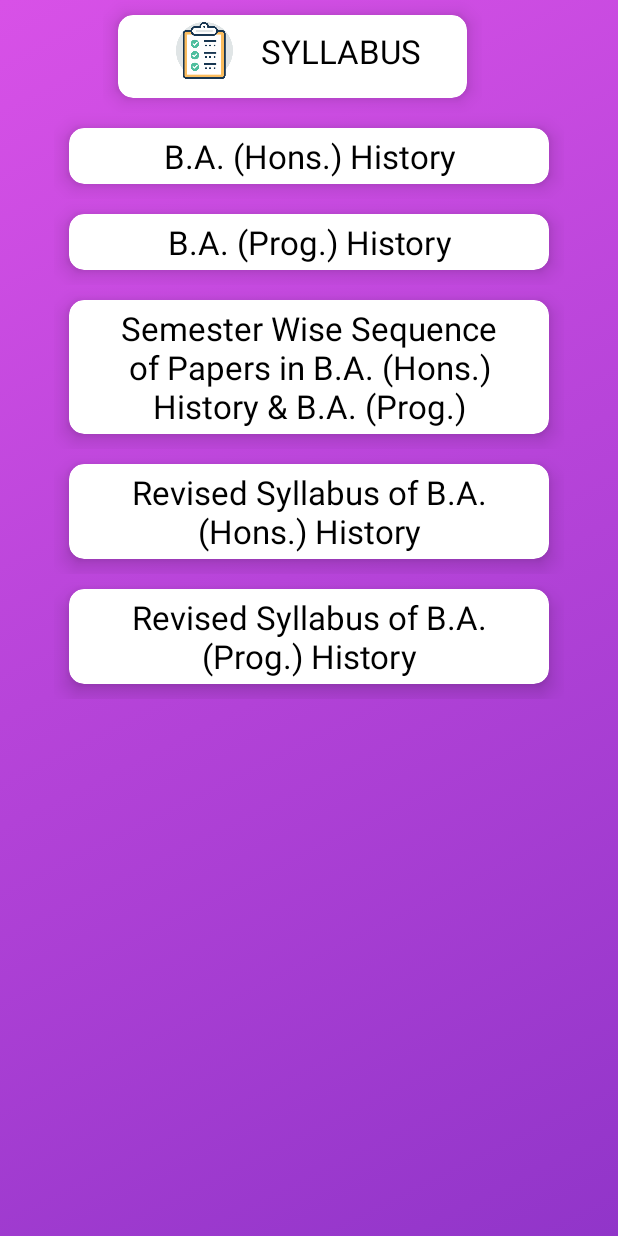
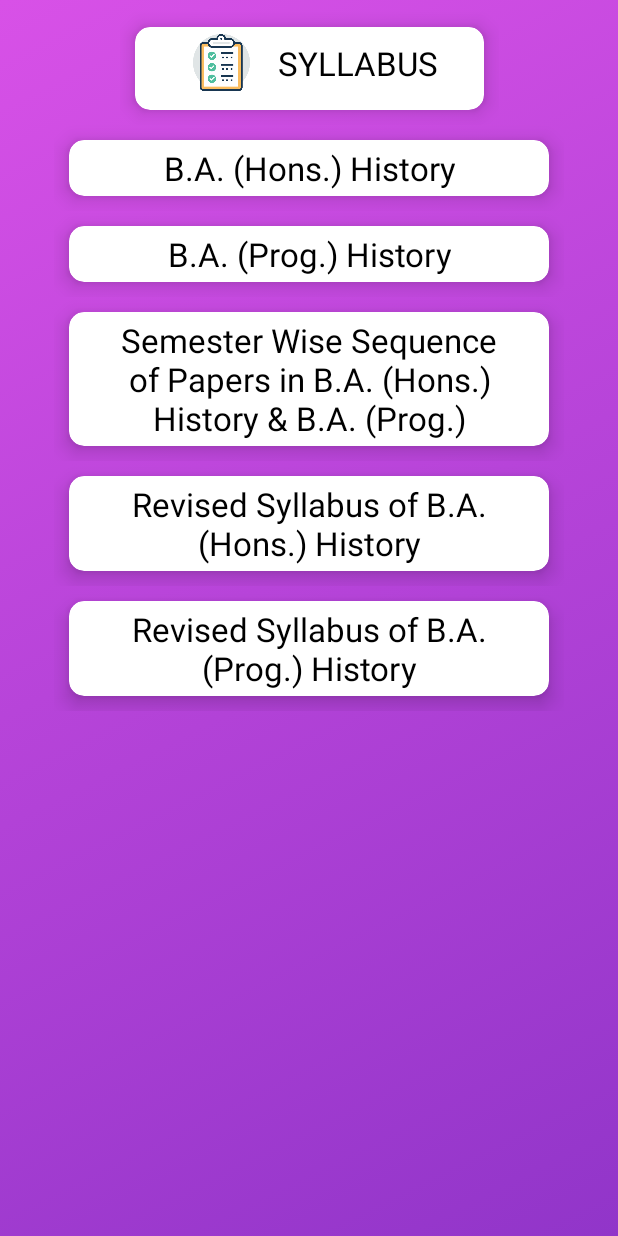
Before and after one commit to nayanjai2002/DUHelper, an Android app: the UG_SYL_LINKS screen opened directly, with no data from a screen before it, on a phone screen of 412 x 824 dp. Run offline under Robolectric (Android 15) with nearby library versions, the phone set to English and light mode, and no system bars.

Commit message:
second Commit

```diff
--- a/app/build.gradle
+++ b/app/build.gradle
@@ -32,6 +32,7 @@ dependencies {
     implementation 'androidx.appcompat:appcompat:1.3.1'
     implementation 'com.google.android.material:material:1.4.0'
     implementation 'androidx.constraintlayout:constraintlayout:2.1.0'
+    implementation "androidx.browser:browser:1.3.0"
     testImplementation 'junit:junit:4.13.2'
     androidTestImplementation 'androidx.test.ext:junit:1.1.3'
     androidTestImplementation 'androidx.test.espresso:espresso-core:3.4.0'
--- a/app/src/main/java/com/nayanjai/duhelper/CustomAdapter/CustomAdapter.java
+++ b/app/src/main/java/com/nayanjai/duhelper/CustomAdapter/CustomAdapterLinks.java
@@ -5,22 +5,22 @@ import android.content.Intent;
 import android.view.LayoutInflater;
 import android.view.View;
 import android.view.ViewGroup;
-import android.widget.LinearLayout;
 import android.widget.TextView;
 
 import androidx.annotation.NonNull;
+import androidx.cardview.widget.CardView;
 import androidx.recyclerview.widget.RecyclerView;
 
 import com.nayanjai.duhelper.FullView;
 import com.nayanjai.duhelper.R;
 
-public class CustomAdapter extends RecyclerView.Adapter<CustomAdapter.CustomHolder> {
+public class CustomAdapterLinks extends RecyclerView.Adapter<CustomAdapterLinks.CustomHolder> {
 
     Context context;
     String[] title;
     String[] urlLink;
 
-    public CustomAdapter(Context context, String[] title,String[] urlLink) {
+    public CustomAdapterLinks(Context context, String[] title, String[] urlLink) {
         this.context = context;
         this.title = title;
         this.urlLink = urlLink;
@@ -41,7 +41,7 @@ public class CustomAdapter extends RecyclerView.Adapter<CustomAdapter.CustomHold
 
         customHolder.textView.setText(title1);
 
-          customHolder.linearLayout.setOnClickListener ( new View.OnClickListener () {
+          customHolder.cardView.setOnClickListener ( new View.OnClickListener () {
            @Override
             public void onClick(View v) {
 
@@ -62,11 +62,12 @@ public class CustomAdapter extends RecyclerView.Adapter<CustomAdapter.CustomHold
     static class CustomHolder extends RecyclerView.ViewHolder {
 
         TextView textView;
-        LinearLayout linearLayout;
+
+        CardView cardView;
         public CustomHolder(@NonNull View itemView) {
             super(itemView);
 
-            linearLayout = (LinearLayout) itemView.findViewById(R.id.syl_link_linearlayout);
+            cardView = (CardView) itemView.findViewById(R.id.ug_content_cardview);
             textView = (TextView) itemView.findViewById(R.id.title_links_body);
         }
     }
--- a/app/src/main/java/com/nayanjai/duhelper/SYLLABUS/SyllabusActivity.java
+++ b/app/src/main/java/com/nayanjai/duhelper/SYLLABUS/SyllabusActivity.java
@@ -4,7 +4,8 @@ import androidx.appcompat.app.AppCompatActivity;
 import androidx.cardview.widget.CardView;
 
 import com.nayanjai.duhelper.R;
-import com.nayanjai.duhelper.SYLLABUS.UG.UG_Paper_Syl_LINKS_Activity;
+import com.nayanjai.duhelper.SYLLABUS.UG.UG_SYL_COURSE;
+import com.nayanjai.duhelper.SYLLABUS.UG.UG_SYL_LINKS;
 
 import android.content.Intent;
 import android.os.Bundle;
@@ -30,7 +31,7 @@ public class SyllabusActivity extends AppCompatActivity {
         ugCV.setOnClickListener(new View.OnClickListener() {
             @Override
             public void onClick(View v) {
-                Intent intent = new Intent(getApplicationContext(),UG_Paper_Syl_LINKS_Activity.class);
+                Intent intent = new Intent(getApplicationContext(), UG_SYL_COURSE.class);
                 startActivity(intent);
             }
         });
--- a/app/src/main/java/com/nayanjai/duhelper/SYLLABUS/UG/UG_Paper_Syl_LINKS_Activity.java
+++ b/app/src/main/java/com/nayanjai/duhelper/SYLLABUS/UG/UG_SYL_LINKS.java
@@ -6,13 +6,14 @@ import androidx.recyclerview.widget.RecyclerView;
 
 import android.os.Bundle;
 
-import com.nayanjai.duhelper.CustomAdapter.CustomAdapter;
+import com.nayanjai.duhelper.CustomAdapter.CustomAdapterLinks;
+import com.nayanjai.duhelper.CustomAdapter.CustomAdapterLinks;
 import com.nayanjai.duhelper.R;
 
-public class UG_Paper_Syl_LINKS_Activity extends AppCompatActivity {
+public class UG_SYL_LINKS extends AppCompatActivity {
 
     RecyclerView recyclerView;
-    CustomAdapter customAdapter;
+    CustomAdapterLinks customAdapterLinks;
 
     String []urls;
     String []titles;
@@ -21,7 +22,7 @@ public class UG_Paper_Syl_LINKS_Activity extends AppCompatActivity {
     @Override
     protected void onCreate(Bundle savedInstanceState) {
         super.onCreate(savedInstanceState);
-        setContentView(R.layout.activity_ug_paper_syl_links);
+        setContentView(R.layout.activity_ug_syl_links);
 
 
         recyclerView = (RecyclerView) findViewById(R.id.ug_syl_recyclerview);
@@ -55,9 +56,9 @@ public class UG_Paper_Syl_LINKS_Activity extends AppCompatActivity {
 
         };
 
-        customAdapter = new CustomAdapter(this,titles,urls);
+        customAdapterLinks = new CustomAdapterLinks(this,titles,urls);
         recyclerView.setLayoutManager(new LinearLayoutManager(this ));
-        recyclerView.setAdapter(customAdapter);
+        recyclerView.setAdapter(customAdapterLinks);
 
         //..................................HISTORY.................................//
 
--- a/app/src/main/java/com/nayanjai/duhelper/Splashscreen.java
+++ b/app/src/main/java/com/nayanjai/duhelper/Splashscreen.java
@@ -22,6 +22,6 @@ public class Splashscreen extends AppCompatActivity {
                 startActivity(intent);
                 finish();
             }
-        },4000);
+        },3000);
     }
 }
--- a/app/src/main/res/layout/activity_full_view.xml
+++ b/app/src/main/res/layout/activity_full_view.xml
@@ -12,5 +12,9 @@
         android:id="@+id/syl_webview"
         android:layout_width="match_parent"
         android:layout_height="match_parent">
+
+
+
+
     </WebView>
 </androidx.constraintlayout.widget.ConstraintLayout>
--- a/app/src/main/res/layout/activity_main.xml
+++ b/app/src/main/res/layout/activity_main.xml
@@ -8,7 +8,7 @@
     android:background="@drawable/gradient_background"
     android:fitsSystemWindows="true"
     tools:context=".MainActivity"
-    tools:openDrawer="start">
+    tools:openDrawer="end">
 
     <com.google.android.material.navigation.NavigationView
         android:id="@+id/nav_view"
--- a/app/src/main/res/layout/activity_syllabus1.xml
+++ b/app/src/main/res/layout/activity_syllabus1.xml
@@ -1,5 +1,6 @@
 <?xml version="1.0" encoding="utf-8"?>
-<androidx.constraintlayout.widget.ConstraintLayout xmlns:android="http://schemas.android.com/apk/res/android"
+<androidx.constraintlayout.widget.ConstraintLayout
+    xmlns:android="http://schemas.android.com/apk/res/android"
     xmlns:app="http://schemas.android.com/apk/res-auto"
     xmlns:tools="http://schemas.android.com/tools"
     android:layout_width="match_parent"
--- a/app/src/main/res/layout/activity_ug_paper_syl_links.xml
+++ b/app/src/main/res/layout/activity_ug_syl_course.xml
@@ -4,37 +4,36 @@
     xmlns:tools="http://schemas.android.com/tools"
     android:layout_width="match_parent"
     android:layout_height="match_parent"
-    tools:context=".SYLLABUS.UG.UG_Paper_Syl_LINKS_Activity"
+    tools:context=".SYLLABUS.UG.UG_SYL_COURSE"
     android:background="@drawable/gradient_background">
 
+
     <LinearLayout
-        android:id="@+id/linearLayout3"
+        android:id="@+id/ug_course_linearLayout"
         android:layout_width="wrap_content"
         android:layout_height="wrap_content"
+        android:layout_marginTop="8dp"
         android:orientation="horizontal"
         app:layout_constraintEnd_toEndOf="parent"
-        app:layout_constraintHorizontal_bias="0.431"
         app:layout_constraintStart_toStartOf="parent"
         app:layout_constraintTop_toTopOf="parent">
 
 
         <androidx.cardview.widget.CardView
-            android:id="@+id/download_cardview"
+            android:id="@+id/ug_syl_course_cardview"
             android:layout_width="wrap_content"
             android:layout_height="55dp"
             android:layout_gravity="center_vertical"
             android:layout_margin="10dp"
-            android:clickable="true"
             app:cardCornerRadius="10dp"
-            app:cardElevation="8dp"
-            android:focusable="true">
+            app:cardElevation="8dp">
 
             <RelativeLayout
                 android:layout_width="match_parent"
-                android:layout_height="48dp">
+                android:layout_height="match_parent">
 
                 <ImageView
-                    android:id="@+id/downloads_icon"
+                    android:id="@+id/ug_syl_course_icon"
                     android:layout_width="55dp"
                     android:layout_height="wrap_content"
                     android:layout_centerVertical="true"
@@ -50,7 +49,7 @@
                     android:layout_marginStart="10dp"
                     android:layout_marginTop="8dp"
                     android:layout_marginEnd="30dp"
-                    android:layout_toEndOf="@id/downloads_icon"
+                    android:layout_toEndOf="@id/ug_syl_course_icon"
                     android:gravity="center_horizontal"
                     android:text="@string/syllabus"
                     android:textColor="@color/black"
@@ -59,12 +58,14 @@
             </RelativeLayout>
         </androidx.cardview.widget.CardView>
     </LinearLayout>
-
     <androidx.recyclerview.widget.RecyclerView
-        android:id="@+id/ug_syl_recyclerview"
+        android:id="@+id/ug_syl_course_recyclerview"
         android:layout_width="match_parent"
         android:layout_height="wrap_content"
+        android:layout_marginStart="8dp"
+        android:layout_marginEnd="8dp"
         app:layout_constraintEnd_toEndOf="parent"
         app:layout_constraintStart_toStartOf="parent"
-        app:layout_constraintTop_toBottomOf="@+id/linearLayout3" />
+        app:layout_constraintTop_toBottomOf="@+id/ug_course_linearLayout" />
+
 </androidx.constraintlayout.widget.ConstraintLayout>
--- /dev/null
+++ b/app/src/main/res/layout/activity_ug_syl_links.xml
@@ -0,0 +1,72 @@
+<?xml version="1.0" encoding="utf-8"?>
+<androidx.constraintlayout.widget.ConstraintLayout xmlns:android="http://schemas.android.com/apk/res/android"
+    xmlns:app="http://schemas.android.com/apk/res-auto"
+    xmlns:tools="http://schemas.android.com/tools"
+    android:layout_width="match_parent"
+    android:layout_height="match_parent"
+    tools:context=".SYLLABUS.UG.UG_SYL_LINKS"
+    android:background="@drawable/gradient_background">
+
+    <LinearLayout
+        android:id="@+id/linearLayout3"
+        android:layout_width="wrap_content"
+        android:layout_height="wrap_content"
+        android:layout_marginTop="8dp"
+        android:orientation="horizontal"
+        app:layout_constraintEnd_toEndOf="parent"
+        app:layout_constraintStart_toStartOf="parent"
+        app:layout_constraintTop_toTopOf="parent">
+
+
+        <androidx.cardview.widget.CardView
+            android:id="@+id/ug_syl_link_cardview"
+            android:layout_width="wrap_content"
+            android:layout_height="55dp"
+            android:layout_gravity="center_vertical"
+            android:layout_margin="10dp"
+            android:clickable="true"
+            android:focusable="true"
+            app:cardCornerRadius="10dp"
+            app:cardElevation="8dp">
+
+            <RelativeLayout
+                android:layout_width="match_parent"
+                android:layout_height="48dp">
+
+                <ImageView
+                    android:id="@+id/ug_syl_link_icon"
+                    android:layout_width="55dp"
+                    android:layout_height="wrap_content"
+                    android:layout_centerVertical="true"
+                    android:layout_marginStart="30dp"
+                    android:layout_marginTop="10dp"
+                    android:contentDescription="@string/image"
+                    android:src="@drawable/syllabus" />
+
+                <TextView
+                    android:layout_width="wrap_content"
+                    android:layout_height="wrap_content"
+                    android:layout_centerInParent="true"
+                    android:layout_marginStart="10dp"
+                    android:layout_marginTop="8dp"
+                    android:layout_marginEnd="30dp"
+                    android:layout_toEndOf="@id/ug_syl_link_icon"
+                    android:gravity="center_horizontal"
+                    android:text="@string/syllabus"
+                    android:textColor="@color/black"
+                    android:textSize="22sp" />
+
+            </RelativeLayout>
+        </androidx.cardview.widget.CardView>
+    </LinearLayout>
+
+    <androidx.recyclerview.widget.RecyclerView
+        android:id="@+id/ug_syl_recyclerview"
+        android:layout_width="match_parent"
+        android:layout_height="wrap_content"
+        android:layout_marginStart="8dp"
+        android:layout_marginEnd="8dp"
+        app:layout_constraintEnd_toEndOf="parent"
+        app:layout_constraintStart_toStartOf="parent"
+        app:layout_constraintTop_toBottomOf="@+id/linearLayout3" />
+</androidx.constraintlayout.widget.ConstraintLayout>
--- a/app/src/main/res/values/themes.xml
+++ b/app/src/main/res/values/themes.xml
@@ -1,6 +1,6 @@
 <resources xmlns:tools="http://schemas.android.com/tools">
     <!-- Base application theme. -->
-    <style name="Theme.DUHelper" parent="Theme.MaterialComponents.DayNight.NoActionBar">
+    <style name="Theme.DUHelper.NoActionBar" parent="Theme.MaterialComponents.DayNight.NoActionBar">
         <!-- Primary brand color. -->
         <item name="colorPrimary">#D851E7</item>
         <item name="colorPrimaryVariant">#00D851E7</item>
@@ -12,6 +12,7 @@
         <!-- Status bar color. -->
         <item name="android:statusBarColor" tools:targetApi="l">?attr/colorPrimaryVariant</item>
         <!-- Customize your theme here. -->
-
+        <item name="windowActionBar">false</item>
+        <item name="windowNoTitle">true</item>
     </style>
 </resources>
```
Also changed, not shown: app/src/main/AndroidManifest.xml (+8 -3 lines), app/src/main/java/com/nayanjai/duhelper/CustomAdapter/CustomAdapterCourse.java (added, +74 -0 lines), app/src/main/java/com/nayanjai/duhelper/FullView.java (+41 -3 lines), app/src/main/java/com/nayanjai/duhelper/SYLLABUS/UG/UG_SYL_COURSE.java (added, +50 -0 lines), app/src/main/res/layout/ug_courses_listitem.xml (+4 -3 lines).
